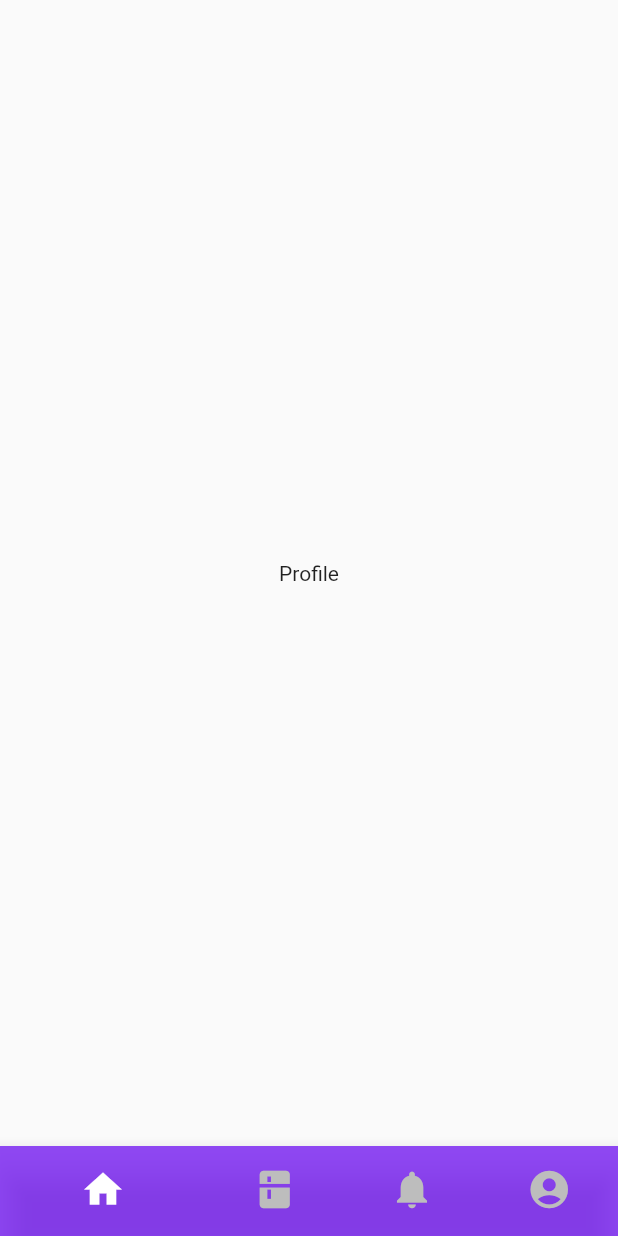
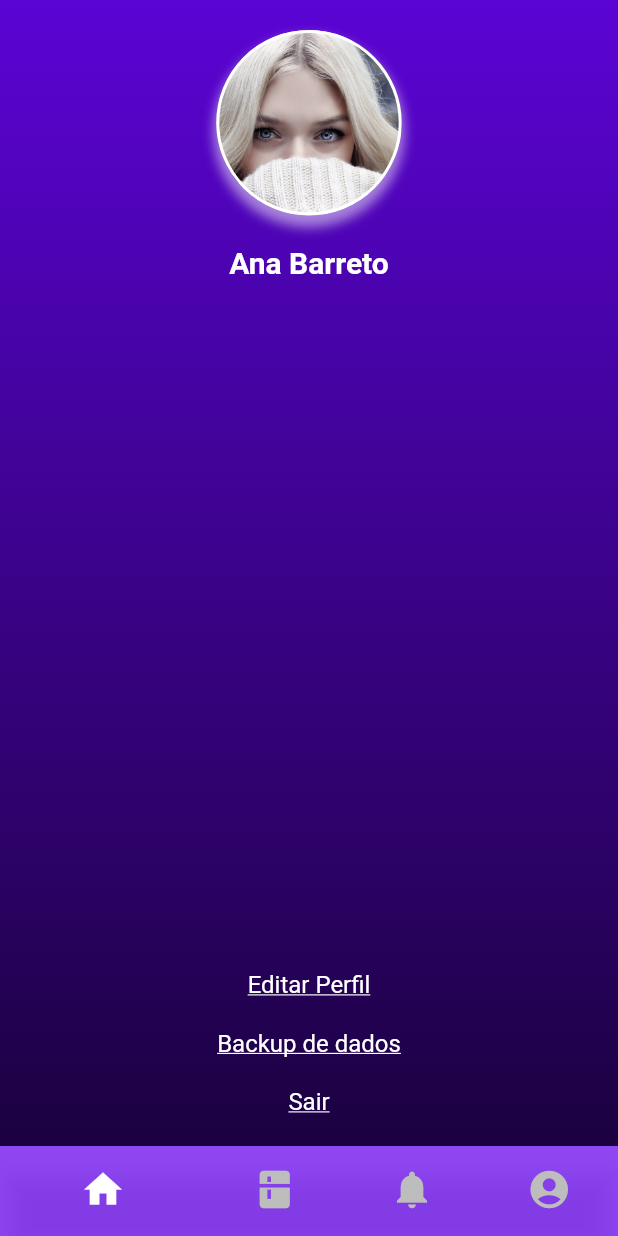
Before and after one commit to gabrielCaio/Kompress, a Flutter app: the screen it shows after launch, swiped to page 4, on a phone screen of 412 x 824 dp. Run offline on Flutter 3.47's test engine with Material 2 defaults, Android fonts, the phone set to English and light mode, and no system bars; our stand-ins replace google_fonts; Roboto replaces fonts that are missing (Domine); project files that could hold a hidden picture were left out.

Commit message:
feat: profile page design working

```diff
--- a/mobile/lib/app/components/avatar.dart
+++ b/mobile/lib/app/components/avatar.dart
@@ -17,13 +17,15 @@ class Avatar extends StatefulWidget {
 class _AvatarState extends State<Avatar> {
   @override
   Widget build(BuildContext context) {
+    double size = MediaQuery.of(context).size.width * 0.3;
+
     return Column(
       children: [
         widget.type == 1
-            ? const AvatarWithImage()
+            ? AvatarWithImage(size: size)
             : widget.type == 2
-                ? const EditAvatar()
-                : const AvatarWithoutImage(),
+                ? EditAvatar(size: size)
+                : AvatarWithoutImage(size: size),
         const SizedBox(height: 20),
         Text(
           widget.name,
@@ -39,18 +41,22 @@ class _AvatarState extends State<Avatar> {
 }
 
 class AvatarWithImage extends StatelessWidget {
+  final double size;
   const AvatarWithImage({
     Key? key,
+    required this.size,
   }) : super(key: key);
 
   @override
   Widget build(BuildContext context) {
     return Container(
-      width: MediaQuery.of(context).size.width * 0.4,
-      height: MediaQuery.of(context).size.width * 0.4,
+      width: size,
+      height: size,
       decoration: BoxDecoration(
-          image:
-              const DecorationImage(image: AssetImage("assets/background.png")),
+          image: const DecorationImage(
+            image: AssetImage("assets/imageAux/Woman.jpg"),
+            fit: BoxFit.cover,
+          ),
           shape: BoxShape.circle,
           color: Colors.white,
           border: Border.all(color: Colors.white, width: 2),
@@ -67,15 +73,17 @@ class AvatarWithImage extends StatelessWidget {
 }
 
 class AvatarWithoutImage extends StatelessWidget {
+  final double size;
   const AvatarWithoutImage({
     Key? key,
+    required this.size,
   }) : super(key: key);
 
   @override
   Widget build(BuildContext context) {
     return Container(
-      width: MediaQuery.of(context).size.width * 0.4,
-      height: MediaQuery.of(context).size.width * 0.4,
+      width: size,
+      height: size,
       decoration: BoxDecoration(
           shape: BoxShape.circle,
           color: Colors.white,
@@ -100,15 +108,17 @@ class AvatarWithoutImage extends StatelessWidget {
 }
 
 class EditAvatar extends StatelessWidget {
+  final double size;
   const EditAvatar({
     Key? key,
+    required this.size,
   }) : super(key: key);
 
   @override
   Widget build(BuildContext context) {
     return Container(
-      width: MediaQuery.of(context).size.width * 0.4,
-      height: MediaQuery.of(context).size.width * 0.4,
+      width: size,
+      height: size,
       decoration: BoxDecoration(
           shape: BoxShape.circle,
           color: Colors.white,
--- a/mobile/lib/app/pages/profile.dart
+++ b/mobile/lib/app/pages/profile.dart
@@ -1,4 +1,7 @@
 import 'package:flutter/material.dart';
+import 'package:flutter/widgets.dart';
+import 'package:kompress/app/components/avatar.dart';
+import 'package:kompress/app/utils/theme.dart';
 
 class Profile extends StatefulWidget {
   const Profile({Key? key}) : super(key: key);
@@ -11,9 +14,46 @@ class _ProfileState extends State<Profile> with AutomaticKeepAliveClientMixin {
   @override
   Widget build(BuildContext context) {
     super.build(context);
-    return const Scaffold(
-      body: Center(
-        child: Text("Profile"),
+
+    TextStyle txt = const TextStyle(
+      fontSize: 16,
+      decoration: TextDecoration.underline,
+      color: CustomTheme.white,
+    );
+
+    double textSpace = 20;
+
+    return Scaffold(
+      backgroundColor: Colors.transparent,
+      body: SizedBox.expand(
+        child: Container(
+          decoration: const BoxDecoration(
+            gradient: LinearGradient(
+              colors: [CustomTheme.gradientStart, CustomTheme.gradientEnd],
+              begin: Alignment.topCenter,
+              end: Alignment.bottomCenter,
+            ),
+          ),
+          child: Padding(
+            padding:
+                const EdgeInsets.symmetric(horizontal: 10.0, vertical: 20.0),
+            child: Column(
+              mainAxisAlignment: MainAxisAlignment.spaceBetween,
+              children: [
+                const Avatar(name: "Ana Barreto", type: 1),
+                Column(
+                  children: [
+                    Text("Editar Perfil", style: txt),
+                    SizedBox(height: textSpace),
+                    Text("Backup de dados", style: txt),
+                    SizedBox(height: textSpace),
+                    Text("Sair", style: txt),
+                  ],
+                ),
+              ],
+            ),
+          ),
+        ),
       ),
     );
   }
```
Also changed, not shown: mobile/lib/app/components/notification_card.dart (+4 -5 lines).
